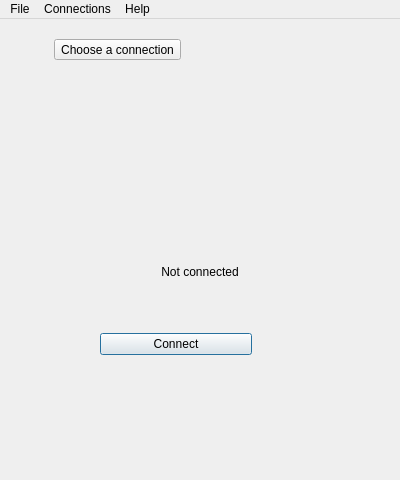
This is presentation/main/mainwindow.ui in wtalioy/JustConnect as Qt 5 draws it before an edit. The edited form follows.
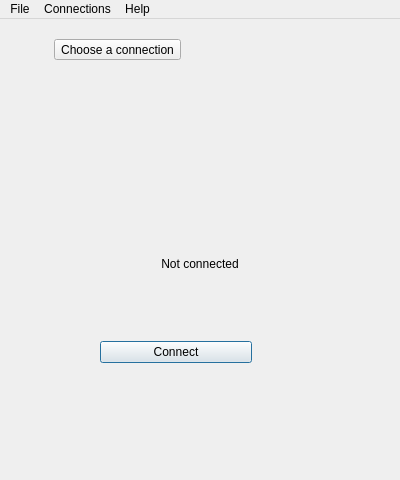
This is the edited form. Icons and pictures are not drawn. Custom widgets are drawn as their Qt base class.

Commit message: fix: add breathing room above home connection actions

Patch:
```diff
--- a/presentation/main/mainwindow.ui
+++ b/presentation/main/mainwindow.ui
@@ -216,7 +216,7 @@
            <number>0</number>
           </property>
           <property name="topMargin">
-           <number>0</number>
+           <number>16</number>
           </property>
           <property name="rightMargin">
            <number>0</number>
```
